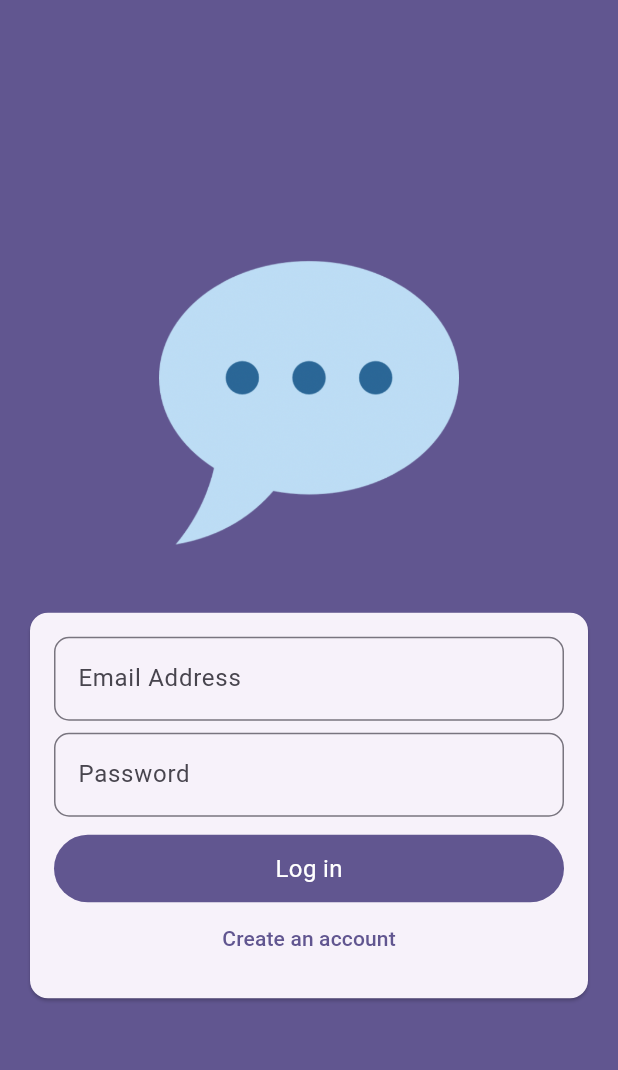
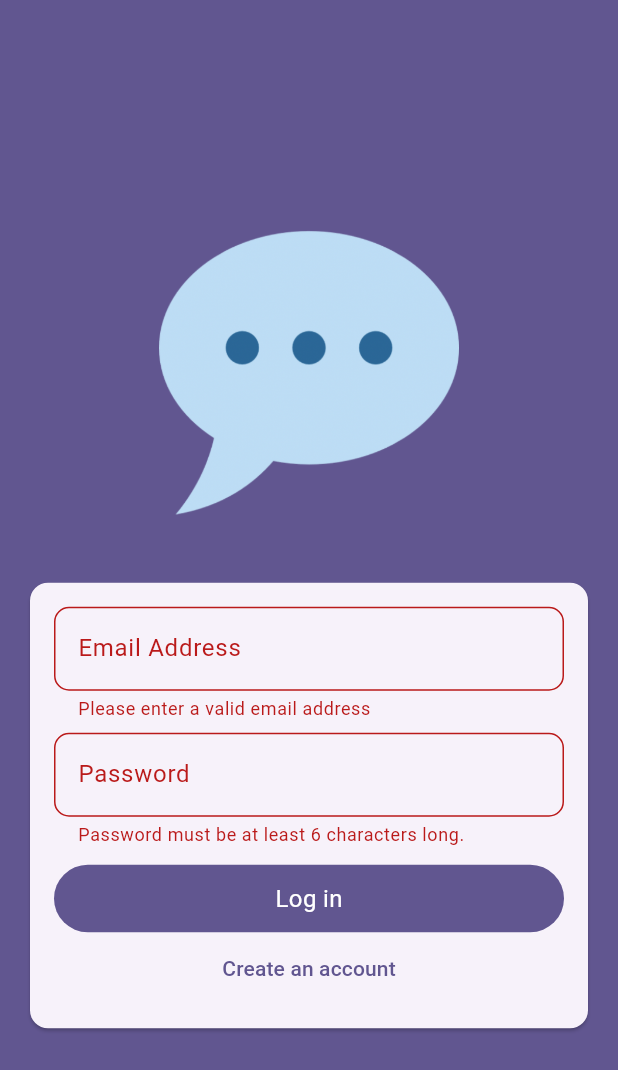
Before and after one commit to Bilawal-Mehfooz-Malik/chat_app, a Flutter app: the screen it shows after launch, after a tap on "Log in", on a phone screen of 412 x 824 dp. Shown: the top 1070 px of the screen. Run offline on Flutter 3.47's test engine with Material 3 defaults, Android fonts, the phone set to English and light mode, and no system bars.

Commit message:
added validation and now start work on firebase

```diff
--- a/lib/auth/screens/auth_screen.dart
+++ b/lib/auth/screens/auth_screen.dart
@@ -12,12 +12,23 @@ class AuthScreen extends StatefulWidget {
 
 class _AuthScreenState extends State<AuthScreen> {
   var _isLogin = true;
+  final _formKey = GlobalKey<FormState>();
 
   //switch to signUp and LogIn
-  void switchState() {
+  void _switchState() {
     setState(() {
       _isLogin = !_isLogin;
     });
+  }
+
+  // Login method
+  void _logInMethod() {
+    _formKey.currentState!.validate();
+  }
+
+  // Signup method
+  void _signUpMethod() {
+    _formKey.currentState!.validate();
   }
 
   @override
@@ -46,19 +57,21 @@ class _AuthScreenState extends State<AuthScreen> {
                 child: SingleChildScrollView(
                   child: Padding(
                     padding: const EdgeInsets.all(16),
+                    child: Form(
+                      key: _formKey,
                       child: Column(
                         children: [
                           _isLogin ? const LogIn() : const SignUp(),
 
                           // sign up button
                           CustomButton(
-                          onPressed: () {},
+                            onPressed: _isLogin ? _logInMethod : _signUpMethod,
                             text: _isLogin ? 'Log in' : 'Sign up',
                           ),
 
                           // transition button
                           TextButton(
-                          onPressed: switchState,
+                            onPressed: _switchState,
                             child: Text(
                               _isLogin
                                   ? 'Create an account'
@@ -66,6 +79,7 @@ class _AuthScreenState extends State<AuthScreen> {
                             ),
                           )
                         ],
+                      ),
                     ),
                   ),
                 ),
--- a/lib/auth/widgets/custom_text_field.dart
+++ b/lib/auth/widgets/custom_text_field.dart
@@ -4,20 +4,28 @@ class CustomTextField extends StatelessWidget {
   const CustomTextField({
     super.key,
     required this.text,
+    required this.validator,
+    required this.controller,
     this.obscureText = false,
     this.autoCorrect = false,
+    this.inputType = TextInputType.text,
   });
 
   final String text;
   final bool autoCorrect;
   final bool obscureText;
+  final TextInputType inputType;
+  final FormFieldValidator validator;
+  final TextEditingController controller;
 
   @override
   Widget build(BuildContext context) {
     return TextFormField(
       autocorrect: false,
+      validator: validator,
+      controller: controller,
+      keyboardType: inputType,
       obscureText: obscureText,
-      keyboardType: TextInputType.emailAddress,
       decoration: InputDecoration(
         labelText: text,
         border: OutlineInputBorder(borderRadius: BorderRadius.circular(10)),
--- a/lib/auth/widgets/log_in.dart
+++ b/lib/auth/widgets/log_in.dart
@@ -1,24 +1,57 @@
 import 'package:chat_app/auth/widgets/custom_text_field.dart';
 import 'package:flutter/material.dart';
 
-class LogIn extends StatelessWidget {
+class LogIn extends StatefulWidget {
   const LogIn({super.key});
 
   @override
+  State<LogIn> createState() => _LogInState();
+}
+
+class _LogInState extends State<LogIn> {
+  final _emailController = TextEditingController();
+  final _passwordController = TextEditingController();
+
+  @override
+  void dispose() {
+    super.dispose();
+    _emailController.dispose();
+    _passwordController.dispose();
+  }
+
+  @override
   Widget build(BuildContext context) {
-    return const Form(
-      child: Column(
-        mainAxisSize: MainAxisSize.min,
-        children: [
-          // Email text form field
-          CustomTextField(text: 'Email Address'),
-          SizedBox(height: 8),
+    return Column(
+      mainAxisSize: MainAxisSize.min,
+      children: [
+        // Email text form field
+        CustomTextField(
+          text: 'Email Address',
+          controller: _emailController,
+          validator: (value) {
+            if (value == null || value.trim().isEmpty || !value.contains('@')) {
+              return 'Please enter a valid email address';
+            }
+            return null;
+          },
+        ),
 
-          // password text form field
-          CustomTextField(text: 'Password', obscureText: true),
-          SizedBox(height: 12),
-        ],
-      ),
+        const SizedBox(height: 8),
+
+        // password text form field
+        CustomTextField(
+          text: 'Password',
+          obscureText: true,
+          controller: _passwordController,
+          validator: (value) {
+            if (value != null || value.trim().length < 6) {
+              return 'Password must be at least 6 characters long.';
+            }
+            return null;
+          },
+        ),
+        const SizedBox(height: 12),
+      ],
     );
   }
 }
```
Also changed, not shown: lib/auth/widgets/sign_up.dart (+82 -20 lines). Lines whose indentation alone changed are shown as unchanged.
